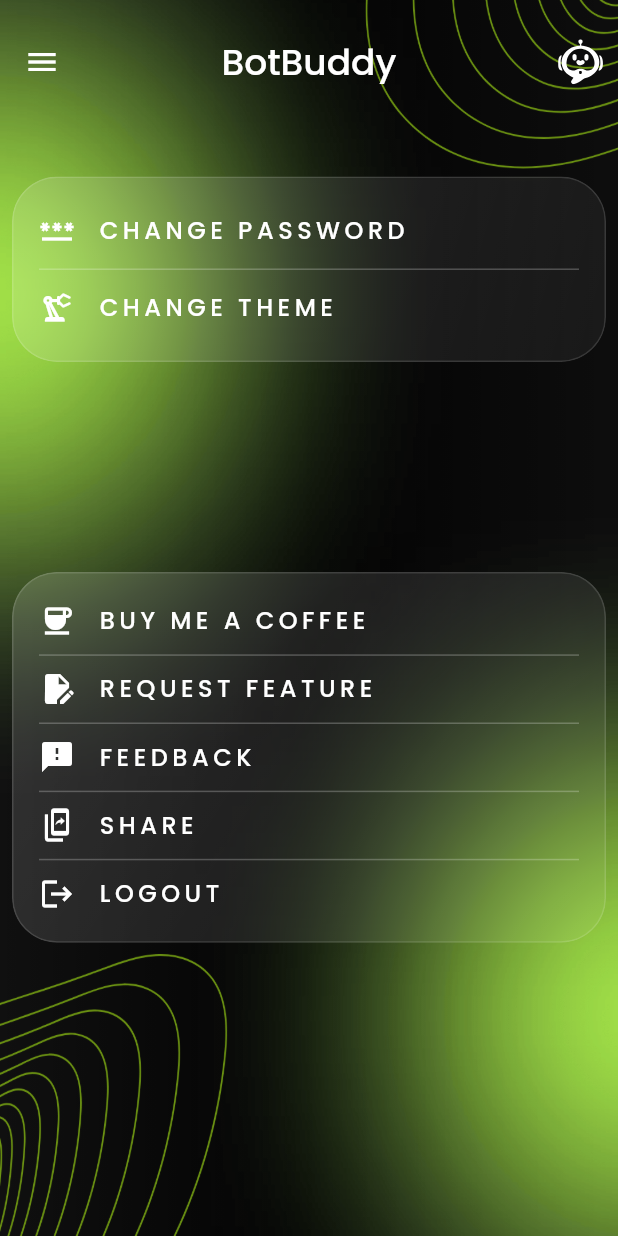
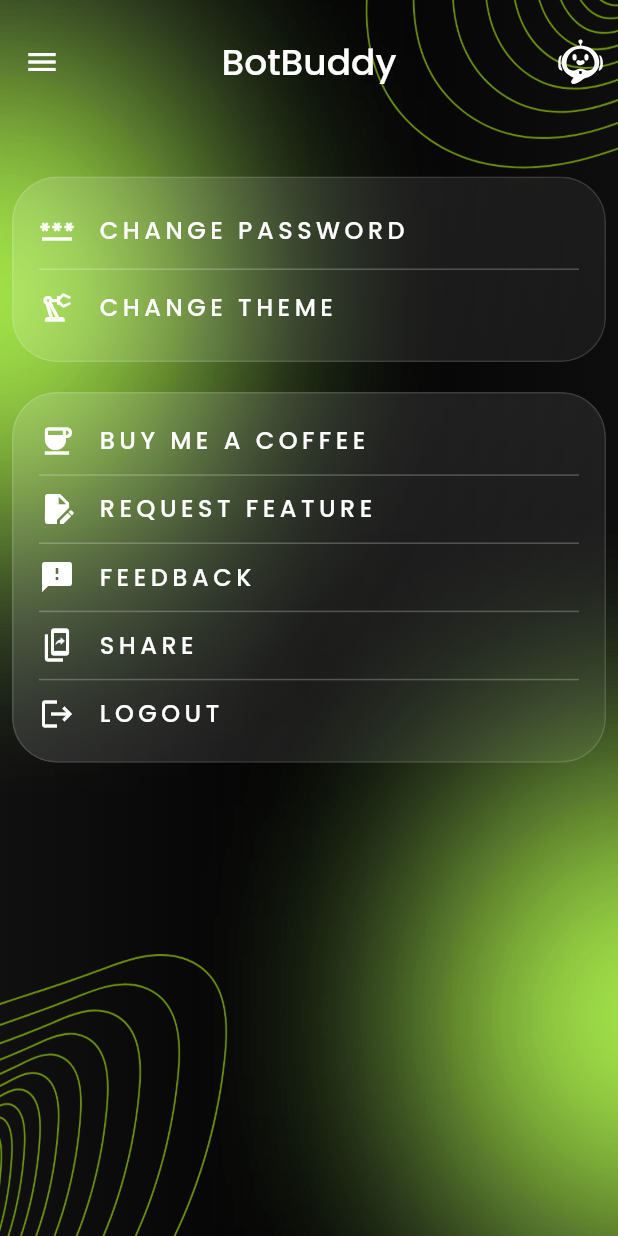
Before and after one commit to amaan0605/gemini_chatbot, a Flutter app: the SettingsPage screen opened by its route, on a phone screen of 412 x 824 dp. Run offline on Flutter 3.47's test engine with Material 3 defaults, Android fonts, the phone set to English and light mode, and no system bars; drawn by our look-alikes of google_mobile_ads; our stand-ins replace avatar_glow, cloud_firestore, custom_navigation_bar, firebase_auth, firebase_core, flutter_chat_types and 10 more; accounts and stored records are empty; project files that could hold a hidden picture were left out.

Commit message:
ads removed

```diff
--- a/lib/screens/settings/setting_page.dart
+++ b/lib/screens/settings/setting_page.dart
@@ -17,8 +17,8 @@ class SettingsPage extends StatelessWidget {
 
   @override
   Widget build(BuildContext context) {
-    BannerAd? settingBanner =
-        AdHelper.loadBannerAd(alertBannerId, AdSize.largeBanner);
+    // BannerAd? settingBanner =
+    //     AdHelper.loadBannerAd(alertBannerId, AdSize.largeBanner);
     return Scaffold(
       extendBodyBehindAppBar: true,
       appBar: appBar(context),
@@ -71,11 +71,11 @@ class SettingsPage extends StatelessWidget {
                     ),
                   )),
               const SizedBox(height: 20),
-              SizedBox(
-                  height: settingBanner.size.height.toDouble(),
-                  width: settingBanner.size.width.toDouble(),
-                  child: AdWidget(ad: settingBanner)),
-              const SizedBox(height: 20),
+              // SizedBox(
+              //     height: settingBanner.size.height.toDouble(),
+              //     width: settingBanner.size.width.toDouble(),
+              //     child: AdWidget(ad: settingBanner)),
+              // const SizedBox(height: 20),
 
               //Other Settings
               FrostedGlassBox(
```
Also changed, not shown: lib/main.dart (+8 -8 lines), lib/screens/home/home_screen.dart (+40 -40 lines), lib/screens/varients/bot_varients_page.dart (+9 -9 lines), lib/screens/bot_screens/article_writer.dart (renamed from lib/screens/botScreens/article_writer.dart), lib/screens/bot_screens/book_finder.dart (renamed from lib/screens/botScreens/book_finder.dart), lib/screens/bot_screens/email_writer.dart (renamed from lib/screens/botScreens/email_writer.dart), lib/screens/bot_screens/game_screen.dart (renamed from lib/screens/botScreens/game_screen.dart), lib/screens/bot_screens/movie_recommend.dart (renamed from lib/screens/botScreens/movie_recommend.dart), lib/screens/bot_screens/programming_solver.dart (renamed from lib/screens/botScreens/programming_solver.dart), lib/screens/bot_screens/translate_screen.dart (renamed from lib/screens/botScreens/translate_screen.dart), lib/screens/bot_screens/travel_plan.dart (renamed from lib/screens/botScreens/travel_plan.dart).
